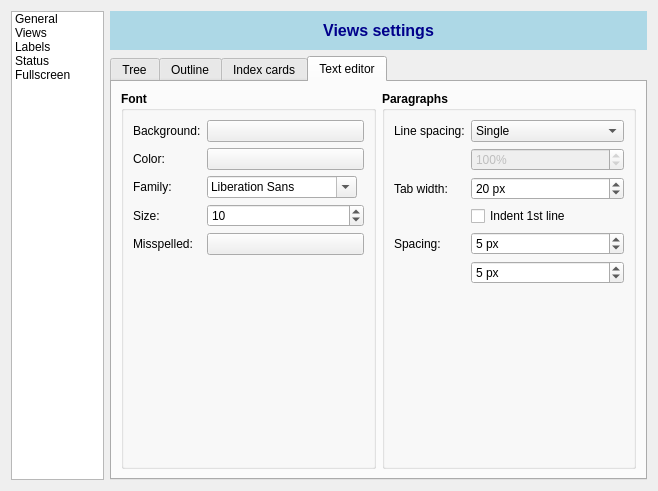
This is src/ui/settings.ui in olivierkes/manuskript as Qt 5 draws it before an edit. The edited form follows.
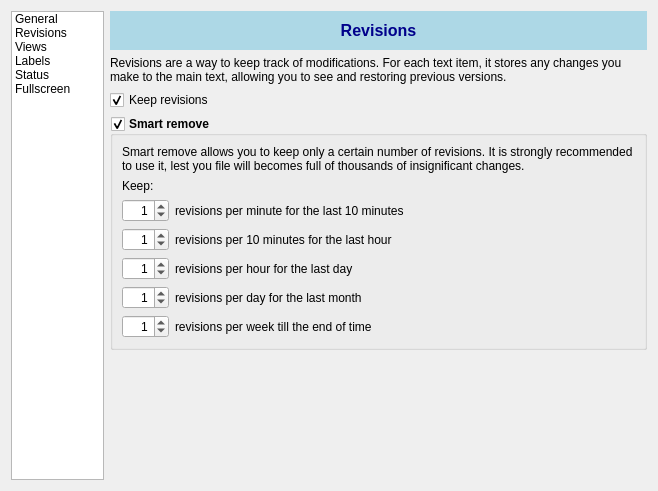
This is the edited form. Icons and pictures are not drawn.

Commit message: A tad more options for revisions

Patch:
```diff
--- a/src/ui/settings.ui
+++ b/src/ui/settings.ui
@@ -21,6 +21,11 @@
        <string>General</string>
       </property>
      </item>
+     <item>
+      <property name="text">
+       <string>Revisions</string>
+      </property>
+     </item>
      <item>
       <property name="text">
        <string>Views</string>
@@ -403,6 +408,308 @@
        </item>
       </layout>
      </widget>
+     <widget class="QWidget" name="page_3">
+      <layout class="QVBoxLayout" name="verticalLayout">
+       <property name="margin">
+        <number>0</number>
+       </property>
+       <item>
+        <widget class="QLabel" name="lblTitleGeneral_2">
+         <property name="sizePolicy">
+          <sizepolicy hsizetype="Preferred" vsizetype="Fixed">
+           <horstretch>0</horstretch>
+           <verstretch>0</verstretch>
+          </sizepolicy>
+         </property>
+         <property name="styleSheet">
+          <string notr="true">background-color:lightBlue;
+border:none;
+padding:10px;
+color:darkBlue;
+font-size:16px;
+font-weight:bold;
+text-align:center;</string>
+         </property>
+         <property name="text">
+          <string>Revisions</string>
+         </property>
+         <property name="alignment">
+          <set>Qt::AlignCenter</set>
+         </property>
+        </widget>
+       </item>
+       <item>
+        <widget class="QLabel" name="label_44">
+         <property name="text">
+          <string>Revisions are a way to keep track of modifications. For each text item, it stores any changes you make to the main text, allowing you to see and restoring previous versions.</string>
+         </property>
+         <property name="wordWrap">
+          <bool>true</bool>
+         </property>
+        </widget>
+       </item>
+       <item>
+        <widget class="QCheckBox" name="chkRevisionsKeep">
+         <property name="text">
+          <string>Keep revisions</string>
+         </property>
+         <property name="checked">
+          <bool>true</bool>
+         </property>
+        </widget>
+       </item>
+       <item>
+        <widget class="QGroupBox" name="chkRevisionRemove">
+         <property name="font">
+          <font>
+           <weight>75</weight>
+           <bold>true</bold>
+          </font>
+         </property>
+         <property name="title">
+          <string>Smart remove</string>
+         </property>
+         <property name="checkable">
+          <bool>true</bool>
+         </property>
+         <layout class="QGridLayout" name="gridLayout_2">
+          <item row="1" column="0" colspan="2">
+           <widget class="QLabel" name="label_46">
+            <property name="font">
+             <font>
+              <weight>50</weight>
+              <bold>false</bold>
+             </font>
+            </property>
+            <property name="text">
+             <string>Keep:</string>
+            </property>
+           </widget>
+          </item>
+          <item row="0" column="0" colspan="2">
+           <widget class="QLabel" name="label_45">
+            <property name="font">
+             <font>
+              <weight>50</weight>
+              <bold>false</bold>
+             </font>
+            </property>
+            <property name="text">
+             <string>Smart remove allows you to keep only a certain number of revisions. It is strongly recommended to use it, lest you file will becomes full of thousands of insignificant changes.</string>
+            </property>
+            <property name="wordWrap">
+             <bool>true</bool>
+            </property>
+           </widget>
+          </item>
+          <item row="5" column="1">
+           <widget class="QLabel" name="label_50">
+            <property name="font">
+             <font>
+              <weight>50</weight>
+              <bold>false</bold>
+             </font>
+            </property>
+            <property name="text">
+             <string>revisions per day for the last month</string>
+            </property>
+           </widget>
+          </item>
+          <item row="2" column="0">
+           <widget class="QSpinBox" name="spnRevisions10Mn">
+            <property name="sizePolicy">
+             <sizepolicy hsizetype="Fixed" vsizetype="Fixed">
+              <horstretch>0</horstretch>
+              <verstretch>0</verstretch>
+             </sizepolicy>
+            </property>
+            <property name="font">
+             <font>
+              <weight>50</weight>
+              <bold>false</bold>
+             </font>
+            </property>
+            <property name="alignment">
+             <set>Qt::AlignRight|Qt::AlignTrailing|Qt::AlignVCenter</set>
+            </property>
+            <property name="maximum">
+             <number>999</number>
+            </property>
+            <property name="value">
+             <number>1</number>
+            </property>
+           </widget>
+          </item>
+          <item row="2" column="1">
+           <widget class="QLabel" name="label_47">
+            <property name="font">
+             <font>
+              <weight>50</weight>
+              <bold>false</bold>
+             </font>
+            </property>
+            <property name="text">
+             <string>revisions per minute for the last 10 minutes</string>
+            </property>
+           </widget>
+          </item>
+          <item row="4" column="1">
+           <widget class="QLabel" name="label_49">
+            <property name="font">
+             <font>
+              <weight>50</weight>
+              <bold>false</bold>
+             </font>
+            </property>
+            <property name="text">
+             <string>revisions per hour for the last day</string>
+            </property>
+           </widget>
+          </item>
+          <item row="3" column="1">
+           <widget class="QLabel" name="label_48">
+            <property name="font">
+             <font>
+              <weight>50</weight>
+              <bold>false</bold>
+             </font>
+            </property>
+            <property name="text">
+             <string>revisions per 10 minutes for the last hour</string>
+            </property>
+           </widget>
+          </item>
+          <item row="4" column="0">
+           <widget class="QSpinBox" name="spnRevisionsDay">
+            <property name="sizePolicy">
+             <sizepolicy hsizetype="Fixed" vsizetype="Fixed">
+              <horstretch>0</horstretch>
+              <verstretch>0</verstretch>
+             </sizepolicy>
+            </property>
+            <property name="font">
+             <font>
+              <weight>50</weight>
+              <bold>false</bold>
+             </font>
+            </property>
+            <property name="alignment">
+             <set>Qt::AlignRight|Qt::AlignTrailing|Qt::AlignVCenter</set>
+            </property>
+            <property name="maximum">
+             <number>999</number>
+            </property>
+            <property name="value">
+             <number>1</number>
+            </property>
+           </widget>
+          </item>
+          <item row="3" column="0">
+           <widget class="QSpinBox" name="spnRevisionsHour">
+            <property name="sizePolicy">
+             <sizepolicy hsizetype="Fixed" vsizetype="Fixed">
+              <horstretch>0</horstretch>
+              <verstretch>0</verstretch>
+             </sizepolicy>
+            </property>
+            <property name="font">
+             <font>
+              <weight>50</weight>
+              <bold>false</bold>
+             </font>
+            </property>
+            <property name="alignment">
+             <set>Qt::AlignRight|Qt::AlignTrailing|Qt::AlignVCenter</set>
+            </property>
+            <property name="maximum">
+             <number>999</number>
+            </property>
+            <property name="value">
+             <number>1</number>
+            </property>
+           </widget>
+          </item>
+          <item row="5" column="0">
+           <widget class="QSpinBox" name="spnRevisionsMonth">
+            <property name="sizePolicy">
+             <sizepolicy hsizetype="Fixed" vsizetype="Fixed">
+              <horstretch>0</horstretch>
+              <verstretch>0</verstretch>
+             </sizepolicy>
+            </property>
+            <property name="font">
+             <font>
+              <weight>50</weight>
+              <bold>false</bold>
+             </font>
+            </property>
+            <property name="alignment">
+             <set>Qt::AlignRight|Qt::AlignTrailing|Qt::AlignVCenter</set>
+            </property>
+            <property name="maximum">
+             <number>999</number>
+            </property>
+            <property name="value">
+             <number>1</number>
+            </property>
+           </widget>
+          </item>
+          <item row="6" column="0">
+           <widget class="QSpinBox" name="spnRevisionsEternity">
+            <property name="sizePolicy">
+             <sizepolicy hsizetype="Fixed" vsizetype="Fixed">
+              <horstretch>0</horstretch>
+              <verstretch>0</verstretch>
+             </sizepolicy>
+            </property>
+            <property name="font">
+             <font>
+              <weight>50</weight>
+              <bold>false</bold>
+             </font>
+            </property>
+            <property name="alignment">
+             <set>Qt::AlignRight|Qt::AlignTrailing|Qt::AlignVCenter</set>
+            </property>
+            <property name="maximum">
+             <number>999</number>
+            </property>
+            <property name="value">
+             <number>1</number>
+            </property>
+           </widget>
+          </item>
+          <item row="6" column="1">
+           <widget class="QLabel" name="label_51">
+            <property name="font">
+             <font>
+              <weight>50</weight>
+              <bold>false</bold>
+             </font>
+            </property>
+            <property name="text">
+             <string>revisions per week till the end of time</string>
+            </property>
+           </widget>
+          </item>
+         </layout>
+        </widget>
+       </item>
+       <item>
+        <spacer name="verticalSpacer_7">
+         <property name="orientation">
+          <enum>Qt::Vertical</enum>
+         </property>
+         <property name="sizeHint" stdset="0">
+          <size>
+           <width>20</width>
+           <height>40</height>
+          </size>
+         </property>
+        </spacer>
+       </item>
+      </layout>
+     </widget>
      <widget class="QWidget" name="stackedWidgetPage2">
       <layout class="QVBoxLayout" name="verticalLayout_9">
        <property name="margin">
```
Left out of the diff: 16 changed lines with no effect on the pictures. The commit also changes 11 other files.
